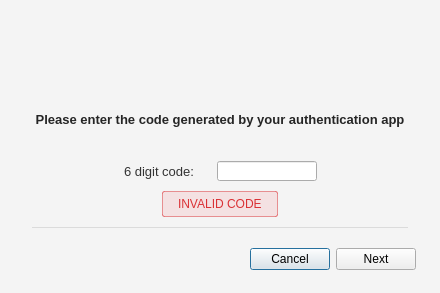
Above: src/MEGASync/gui/macx/Login2FA.ui from meganz/MEGAsync before the change. Below: the same form after it.
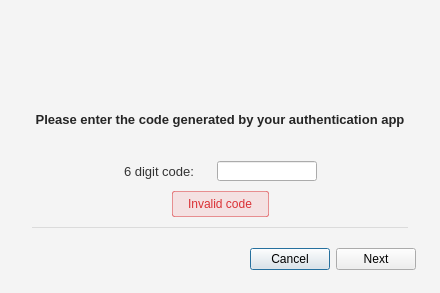
That is the form after the change. Icons and pictures are not drawn.

Diff of the .ui file:
```diff
--- a/src/MEGASync/gui/macx/Login2FA.ui
+++ b/src/MEGASync/gui/macx/Login2FA.ui
@@ -373,7 +373,7 @@
             </size>
            </property>
            <property name="text">
-            <string>INVALID CODE</string>
+            <string>Invalid code</string>
            </property>
           </widget>
          </item>
```
